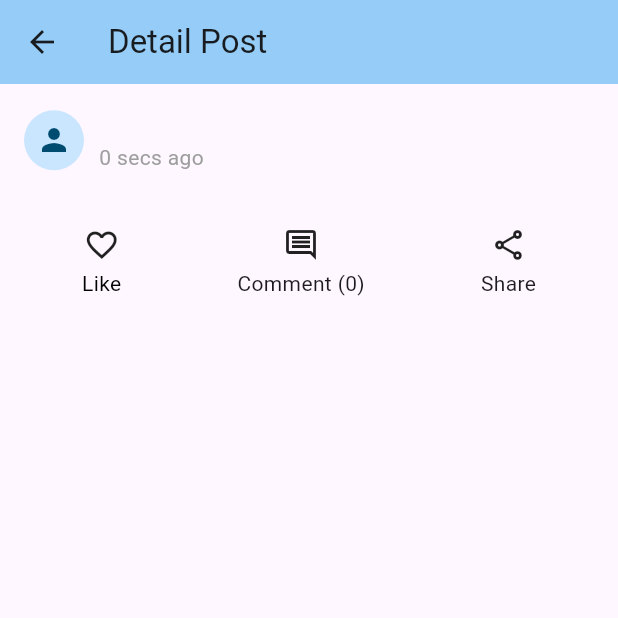
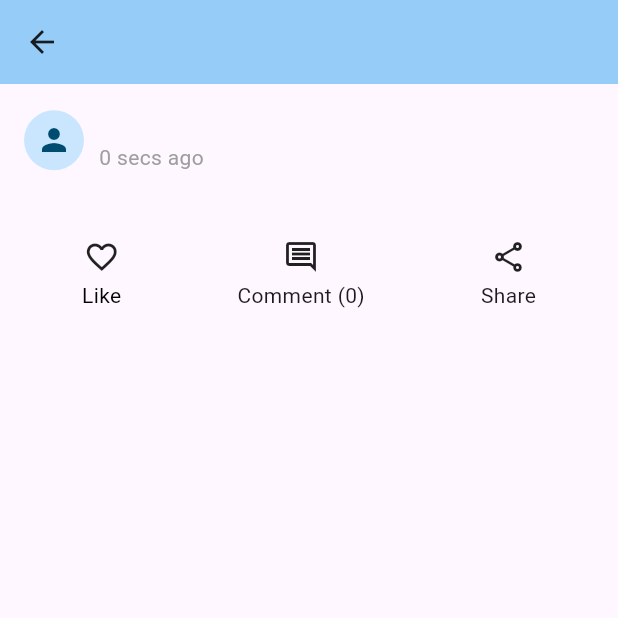
Before and after one commit to MuhammadFadly090/WisataAnywhere, a Flutter app: the DetailPostScreen screen opened directly with empty values, on a phone screen of 412 x 824 dp, the top half of it. Run offline on Flutter 3.47's test engine with Material 3 defaults, Android fonts, the phone set to English and light mode, and no system bars; our stand-ins replace cloud_firestore, firebase_auth, firebase_core, flutter_image_compress, geolocator, google_generative_ai and 4 more; accounts and stored records are empty.

Commit message:
fix detail screen

```diff
--- a/lib/screens/detail_screen.dart
+++ b/lib/screens/detail_screen.dart
@@ -11,6 +11,7 @@ import 'package:path_provider/path_provider.dart';
 
 class DetailPostScreen extends StatefulWidget {
   final String? imageBase64;
+  final String? title;
   final String? description;
   final DateTime createdAt;
   final String fullName;
@@ -18,6 +19,7 @@ class DetailPostScreen extends StatefulWidget {
 
   const DetailPostScreen({
     super.key,
+    required this.title,
     required this.imageBase64,
     required this.description,
     required this.createdAt,
@@ -132,6 +134,7 @@ class _DetailPostScreenState extends State<DetailPostScreen> {
       'postId': widget.postId,
       'createdAt': DateTime.now().toIso8601String(),
       'fullName': widget.fullName,
+      'title': widget.title, // Tambahkan ini
       'description': widget.description,
       'image': widget.imageBase64,
     });
@@ -192,7 +195,7 @@ class _DetailPostScreenState extends State<DetailPostScreen> {
   // Replace your current _sharePost() method with this updated version
 Future<void> _sharePost() async {
   try {
-    String shareText = widget.description ?? 'Check out this post!';
+    String shareText = '${widget.title ?? 'Check this post'}\n\n${widget.description ?? ''}';
 
     if (widget.imageBase64 != null) {
       // Simpan gambar sementara untuk dibagikan
@@ -222,7 +225,7 @@ Future<void> _sharePost() async {
   Widget build(BuildContext context) {
     return Scaffold(
         appBar: AppBar(
-        title: const Text("Detail Post"),
+          title: Text(widget.title ?? "Detail Post"),
           backgroundColor: Theme.of(context).colorScheme.inversePrimary,
         ),
       body: isLoading
@@ -276,6 +279,18 @@ Future<void> _sharePost() async {
                       ),
 
                       const SizedBox(height: 16),
+
+                      // Title - Tambahkan bagian ini
+                      if (widget.title != null && widget.title!.isNotEmpty)
+                          Text(
+                            widget.title!,
+                            style: const TextStyle(
+                              fontSize: 18,
+                              fontWeight: FontWeight.bold,
+                            ),
+                          ),
+
+                      const SizedBox(height: 8),
 
                       // Description
                       if (widget.description != null && widget.description!.isNotEmpty)
```
Lines whose indentation alone changed are shown as unchanged.
